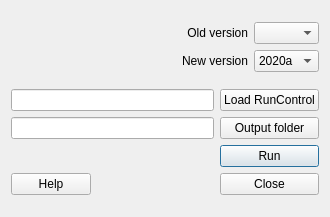
Qt form suews_converter/suews_converter_dialog_base.ui (UMEP-dev/UMEP) before a commit.
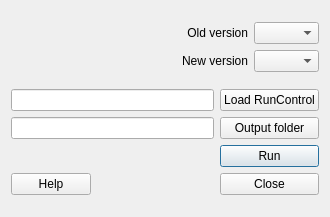
The same form after that commit.

```diff
--- a/suews_converter/suews_converter_dialog_base.ui
+++ b/suews_converter/suews_converter_dialog_base.ui
@@ -61,7 +61,7 @@
      <item>
       <widget class="QComboBox" name="comboBoxNew">
        <property name="currentIndex">
-        <number>6</number>
+        <number>0</number>
        </property>
        <item>
         <property name="text">
```
Left out of the diff: 20 changed lines with no effect on the pictures.
